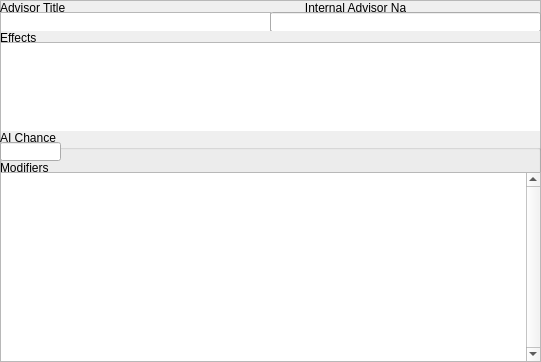
ADataGMan/bravenewmodder, file BraveNewModder/ui/advisortypes.ui: the form before one commit.
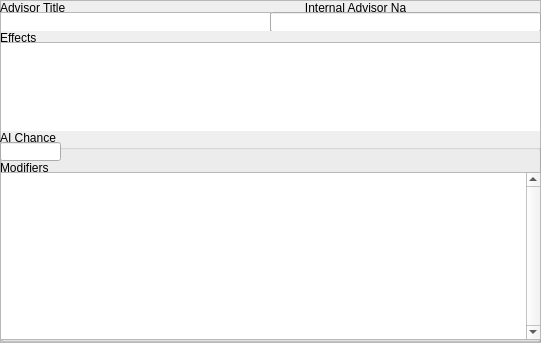
The form after the commit.

Diff of the .ui file:
```diff
--- a/BraveNewModder/ui/advisortypes.ui
+++ b/BraveNewModder/ui/advisortypes.ui
@@ -7,7 +7,7 @@
     <x>0</x>
     <y>0</y>
     <width>541</width>
-    <height>362</height>
+    <height>343</height>
    </rect>
   </property>
   <property name="windowTitle">
@@ -100,7 +100,7 @@
      <x>0</x>
      <y>130</y>
      <width>541</width>
-     <height>234</height>
+     <height>212</height>
     </rect>
    </property>
    <property name="title">
@@ -125,7 +125,7 @@
       <x>0</x>
       <y>30</y>
       <width>541</width>
-      <height>204</height>
+      <height>182</height>
      </rect>
     </property>
     <property name="title">
@@ -137,7 +137,7 @@
        <x>0</x>
        <y>12</y>
        <width>541</width>
-       <height>190</height>
+       <height>168</height>
       </rect>
      </property>
      <property name="verticalScrollBarPolicy">
```
